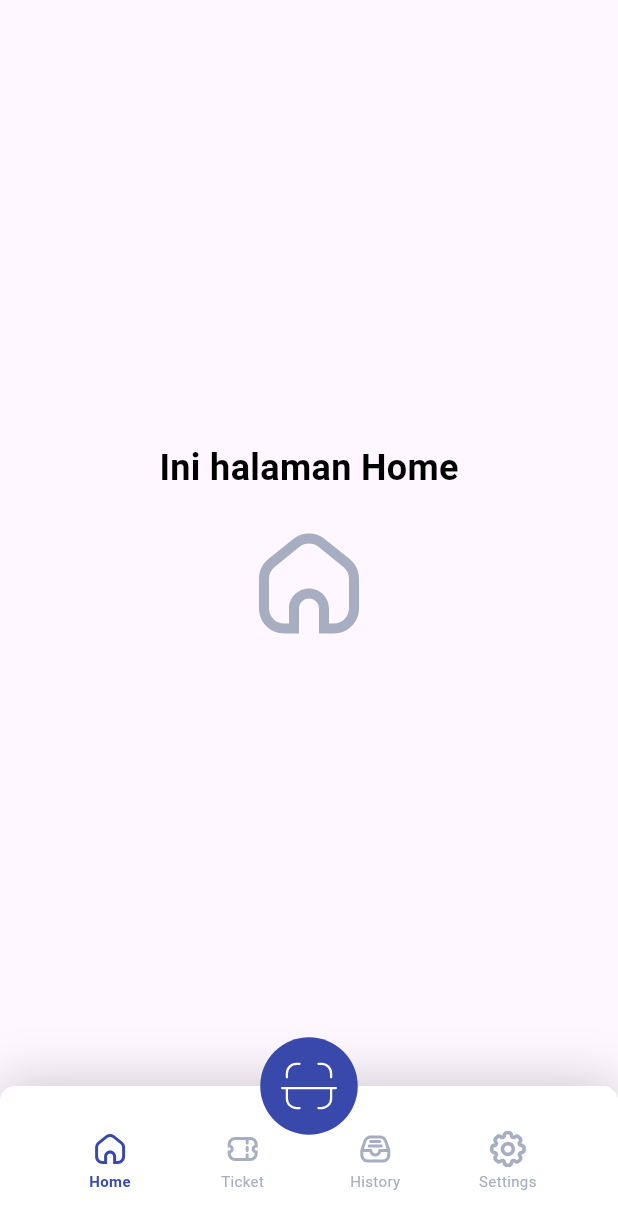
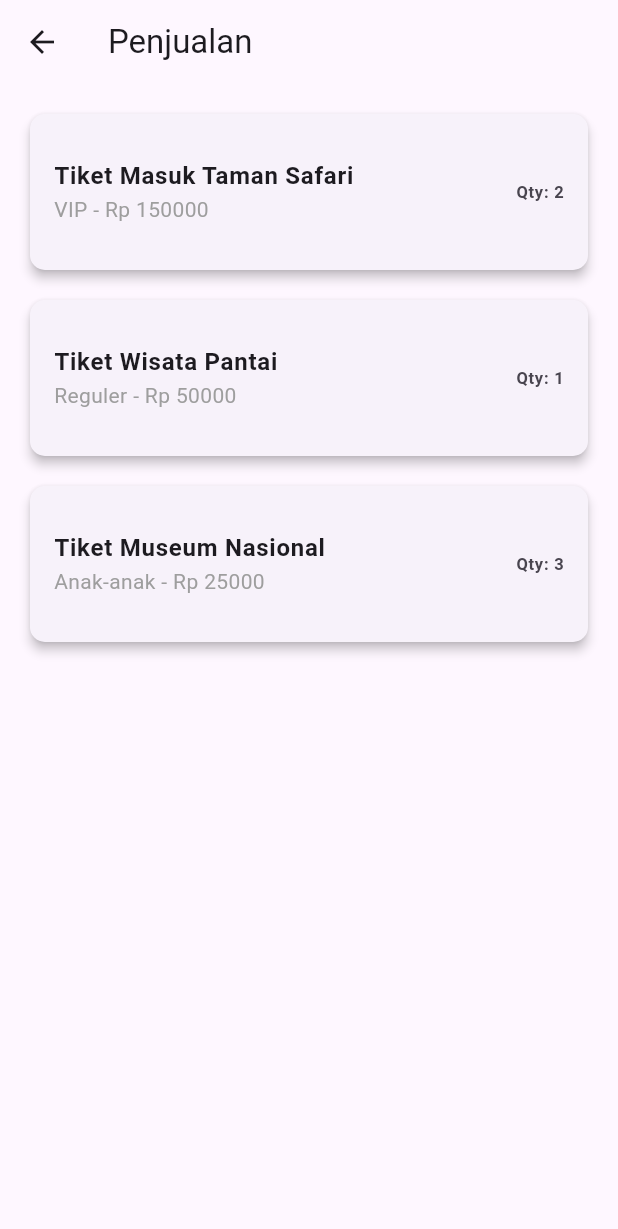
Before and after one commit to ikhsan27-max/tiket-wisata, a Flutter app: the MainPage screen opened by its route, item 2 of the bottom bar chosen, after a tap on "Home", on a phone screen of 412 x 824 dp. Shown: the top 1229 px of the screen. Run offline on Flutter 3.47's test engine with Material 3 defaults, Android fonts, the phone set to English and light mode, and no system bars; our stand-ins replace flutter_svg.

Commit message:
tiket_wisata

```diff
--- a/lib/components/main_page.dart
+++ b/lib/components/main_page.dart
@@ -2,6 +2,7 @@ import 'package:flutter/material.dart';
 import 'package:tiket_wisata/gen/assets.gen.dart';
 import 'package:tiket_wisata/constants/colors.dart';
 import 'package:tiket_wisata/widgets/nav_item.dart' as widgets;
+import 'package:tiket_wisata/pages/order_page.dart';
 
 class MainPage extends StatefulWidget {
   const MainPage({super.key});
@@ -13,7 +14,6 @@ class MainPage extends StatefulWidget {
 class _MainPageState extends State<MainPage> {
   int _selectedIndex = 0;
   String _currentPage = 'Home';
-
 
   void _changePage(int index, String title) {
     setState(() {
@@ -74,7 +74,12 @@ class _MainPageState extends State<MainPage> {
               iconPath: Assets.icons.nav.home.path,
               label: 'Home',
               isActive: _selectedIndex == 0,
-              onTap: () => _changePage(0, "Home"),
+              onTap: () {
+                Navigator.push(
+                  context,
+                  MaterialPageRoute(builder: (context) => const OrderPage()),
+                );
+              },
             ),
             widgets.NavItem(
               iconPath: Assets.icons.nav.ticket.path,
--- /dev/null
+++ b/lib/models/product_models.dart
@@ -0,0 +1,20 @@
+class Product {
+  final String productName;
+  final String type;
+  final double price;
+  final int quantity;
+
+  Product({
+    required this.productName,
+    required this.type,
+    required this.price,
+    required this.quantity,
+  });
+}
+
+// Dummy data produk
+List<Product> products = [
+  Product(productName: 'Tiket Masuk Taman Safari', type: 'VIP', price: 150000, quantity: 2),
+  Product(productName: 'Tiket Wisata Pantai', type: 'Reguler', price: 50000, quantity: 1),
+  Product(productName: 'Tiket Museum Nasional', type: 'Anak-anak', price: 25000, quantity: 3),
+];
--- /dev/null
+++ b/lib/pages/order_page.dart
@@ -0,0 +1,44 @@
+import 'package:flutter/material.dart';
+import '../models/product_models.dart'; // Import model
+
+class OrderPage extends StatelessWidget {
+  const OrderPage({super.key});
+
+  @override
+  Widget build(BuildContext context) {
+    return Scaffold(
+      appBar: AppBar(
+        title: const Text('Penjualan'),
+      ),
+      body: ListView.separated(
+        padding: const EdgeInsets.all(16.0),
+        itemCount: products.length,
+        separatorBuilder: (context, index) => const SizedBox(height: 12.0),
+        itemBuilder: (context, index) {
+          final product = products[index];
+          return Card(
+            elevation: 3,
+            shape: RoundedRectangleBorder(
+              borderRadius: BorderRadius.circular(10),
+            ),
+            child: ListTile(
+              contentPadding: const EdgeInsets.all(16.0),
+              title: Text(
+                product.productName,
+                style: const TextStyle(fontWeight: FontWeight.bold),
+              ),
+              subtitle: Text(
+                '${product.type} - Rp ${product.price.toStringAsFixed(0)}',
+                style: const TextStyle(color: Colors.grey),
+              ),
+              trailing: Text(
+                'Qty: ${product.quantity}',
+                style: const TextStyle(fontWeight: FontWeight.bold),
+              ),
+            ),
+          );
+        },
+      ),
+    );
+  }
+}
--- a/lib/widgets/nav_item.dart
+++ b/lib/widgets/nav_item.dart
@@ -7,106 +7,42 @@ class NavItem extends StatelessWidget {
   final String label;
   final bool isActive;
   final VoidCallback onTap;
-  final int? badgeCount;
-  final Color? activeColor;
-  final Color? inactiveColor;
-  final double iconSize;
-  final double fontSize;
-  final EdgeInsets padding;
 
   const NavItem({
-    super.key,
+    Key? key,
     required this.iconPath,
     required this.label,
     required this.isActive,
     required this.onTap,
-    this.badgeCount,
-    this.activeColor,
-    this.inactiveColor,
-    this.iconSize = 24.0,
-    this.fontSize = 10.0,
-    this.padding = const EdgeInsets.symmetric(vertical: 4.0, horizontal: 8.0),
-  });
+  }) : super(key: key);
 
   @override
   Widget build(BuildContext context) {
-    final Color activeColorToUse = activeColor ?? AppColors.primaryColor;
-    final Color inactiveColorToUse = inactiveColor ?? AppColors.navInActive;
-
     return InkWell(
       onTap: onTap,
-      borderRadius: const BorderRadius.all(Radius.circular(16.0)),
-      child: Container(
-
-        width: 70,
-        child: Padding(
-          padding: padding,
       child: Column(
         mainAxisSize: MainAxisSize.min,
-            mainAxisAlignment: MainAxisAlignment.center,
         children: [
-              Stack(
-                clipBehavior: Clip.none,
-                children: [
-                  SizedBox(
-                    width: iconSize,
-                    height: iconSize,
-                    child: SvgPicture.asset(
+          SvgPicture.asset(
             iconPath,
+            width: 24,
+            height: 24,
             colorFilter: ColorFilter.mode(
-                        isActive ? activeColorToUse : inactiveColorToUse,
+              isActive ? AppColors.primaryColor : Colors.grey,
               BlendMode.srcIn,
             ),
-                      // Fit memastikan ikon tidak melebihi ukuran
-                      fit: BoxFit.contain,
           ),
-                  ),
-
-                  if (badgeCount != null && badgeCount! > 0)
-                    Positioned(
-                      right: -5,
-                      top: -5,
-                      child: Container(
-                        padding: const EdgeInsets.all(2),
-                        decoration: BoxDecoration(
-                          color: Colors.red,
-                          shape: BoxShape.circle,
-                        ),
-                        constraints: const BoxConstraints(
-                          minWidth: 14,
-                          minHeight: 14,
-                        ),
-                        child: Center(
-                          child: Text(
-                            badgeCount! > 9 ? '9+' : badgeCount.toString(),
+          const SizedBox(height: 4),
+          Text(
+            label,
             style: TextStyle(
-                              color: Colors.white,
-                              fontSize: fontSize - 3,
-                              fontWeight: FontWeight.bold,
-                            ),
-                          ),
-                        ),
+              fontSize: 12,
+              fontWeight: FontWeight.w500,
+              color: isActive ? AppColors.primaryColor : Colors.grey,
             ),
           ),
         ],
       ),
-              const SizedBox(height: 2.0),
-              Text(
-                label,
-                style: TextStyle(
-                  fontSize: fontSize,
-                  color: isActive ? activeColorToUse : inactiveColorToUse,
-                  fontWeight: isActive ? FontWeight.w600 : FontWeight.normal,
-                ),
-
-                overflow: TextOverflow.ellipsis,
-                textAlign: TextAlign.center,
-                maxLines: 1,
-              ),
-            ],
-          ),
-        ),
-      ),
     );
   }
 }
```
Lines whose indentation alone changed are shown as unchanged.
